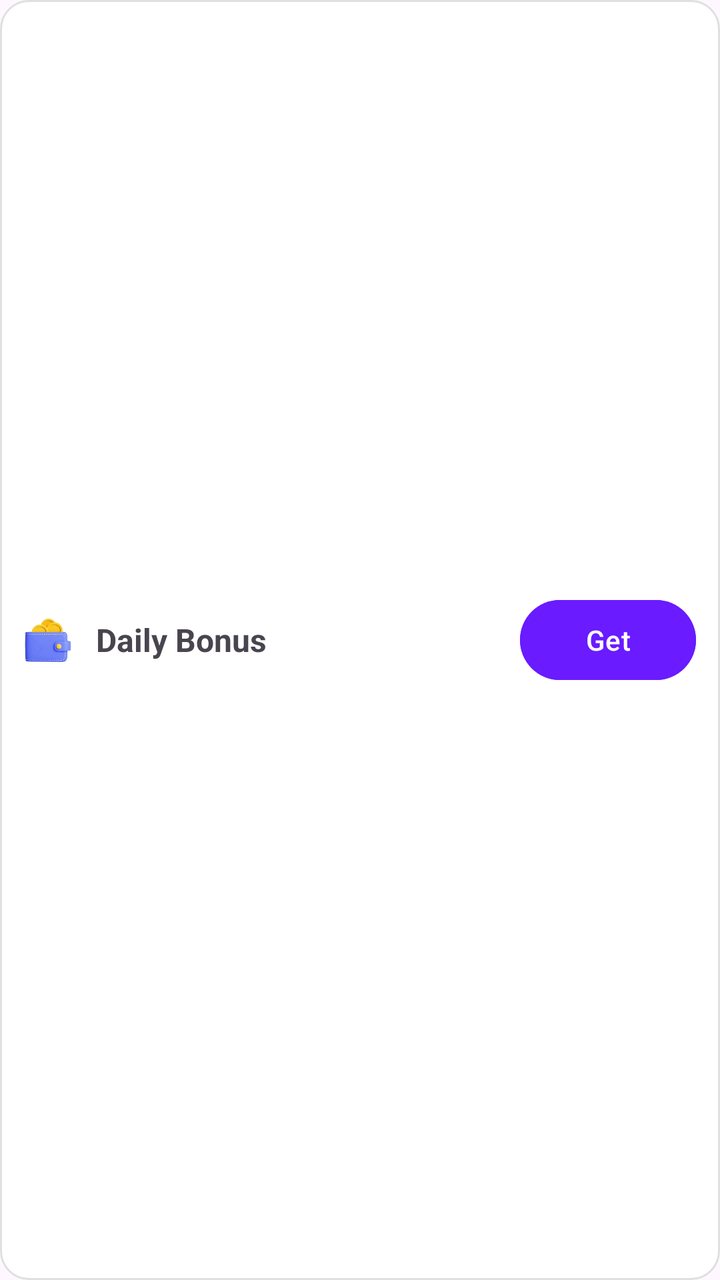
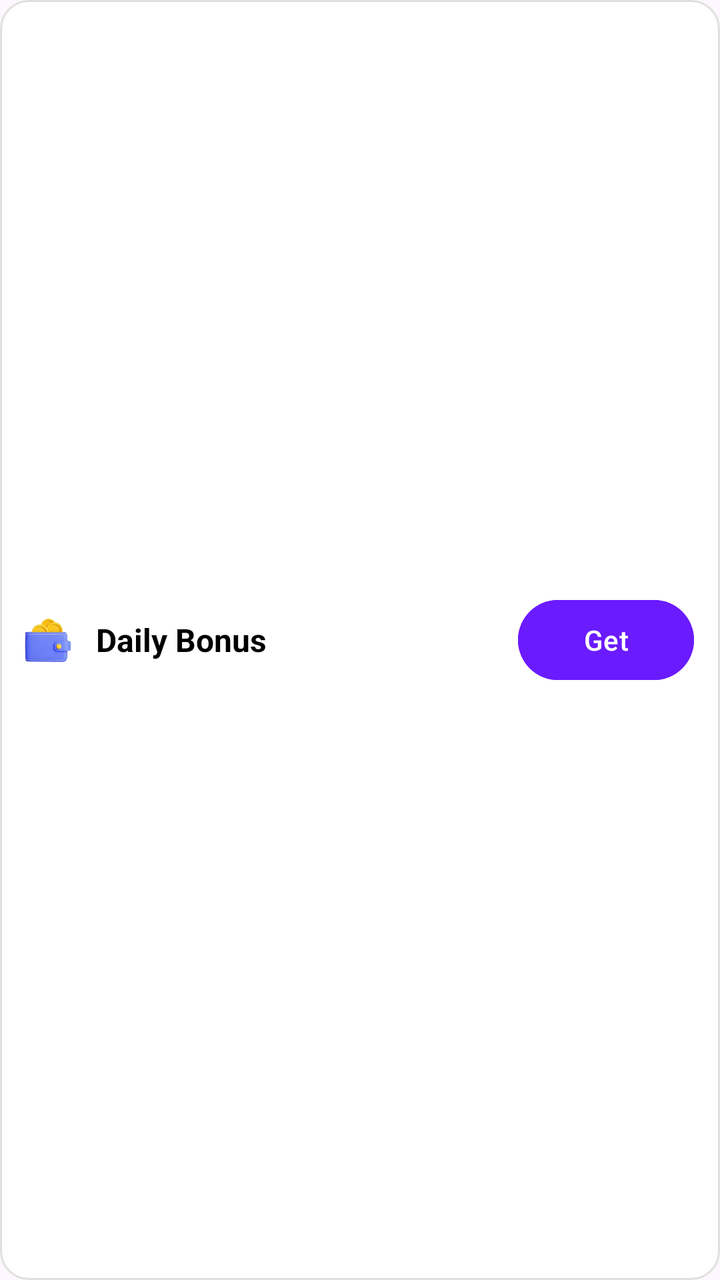

Compare the two renders of this Android layout. The source of the first and the diff that turns it into the second are given below.
<!-- AndroidManifest.xml: application theme Theme.RGamer -->
<!-- res/layout/item_ticket_task.xml -->
<?xml version="1.0" encoding="utf-8"?>
<LinearLayout xmlns:android="http://schemas.android.com/apk/res/android"
    android:layout_width="match_parent"
    android:layout_height="64dp"
    android:layout_marginBottom="12dp"
    android:background="@drawable/bg_task_item"
    android:orientation="horizontal"
    android:gravity="center_vertical"
    android:padding="12dp">

    <ImageView
        android:id="@+id/imgIcon"
        android:layout_width="24dp"
        android:layout_height="24dp"
        android:src="@drawable/ic_gift"/>

    <TextView
        android:id="@+id/txtTitle"
        android:layout_width="150dp"
        android:layout_height="wrap_content"
        android:layout_marginStart="12dp"
        android:layout_weight="2"
        android:text="Daily Bonus"
        android:textSize="16sp"
        android:textStyle="bold" />

    <Button
        android:id="@+id/btnAction"
        android:layout_width="wrap_content"
        android:layout_height="wrap_content"
        android:backgroundTint="#6A1BFF"
        android:text="Get"
        android:textAllCaps="false"
        android:textColor="#FFF" />
</LinearLayout>
<!-- resources referenced by this layout -->
<resources>
  <!-- drawable bg_task_item (drawable) -->
  <?xml version="1.0" encoding="utf-8"?>
  <shape xmlns:android="http://schemas.android.com/apk/res/android"
      android:shape="rectangle">
  
      
      <solid android:color="#FFFFFF"/>
  
      
      <corners android:radius="14dp"/>
  
      
      <stroke
          android:width="1dp"
          android:color="#E0E0E0"/>
  
      
      <padding
          android:left="8dp"
          android:top="6dp"
          android:right="8dp"
          android:bottom="6dp"/>
  </shape>
  <!-- drawable ic_gift: png bitmap (drawable, 38034 bytes) -->
  <style name="Theme.RGamer" parent="Base.Theme.RGamer" />
  <style name="Base.Theme.RGamer" parent="Theme.Material3.DayNight.NoActionBar">
          
          
      </style>
</resources>

<!-- the commit's change to res/layout/item_ticket_task.xml (unified diff, before → after) -->
@@ -16,11 +16,12 @@
 
     <TextView
         android:id="@+id/txtTitle"
-        android:layout_width="150dp"
+        android:layout_width="264dp"
         android:layout_height="wrap_content"
         android:layout_marginStart="12dp"
         android:layout_weight="2"
         android:text="Daily Bonus"
+        android:textColor="@color/black"
         android:textSize="16sp"
         android:textStyle="bold" />
 
@@ -30,6 +31,7 @@
         android:layout_height="wrap_content"
         android:backgroundTint="#6A1BFF"
         android:text="Get"
+        android:layout_margin="1dp"
         android:textAllCaps="false"
         android:textColor="#FFF" />
 </LinearLayout>
<!-- resource entries referenced after the edit -->
@@ -1,5 +1,6 @@
 <!-- resources referenced by this layout -->
 <resources>
+  <color name="black">#FF000000</color>
   <!-- drawable bg_task_item (drawable) -->
   <?xml version="1.0" encoding="utf-8"?>
   <shape xmlns:android="http://schemas.android.com/apk/res/android"
